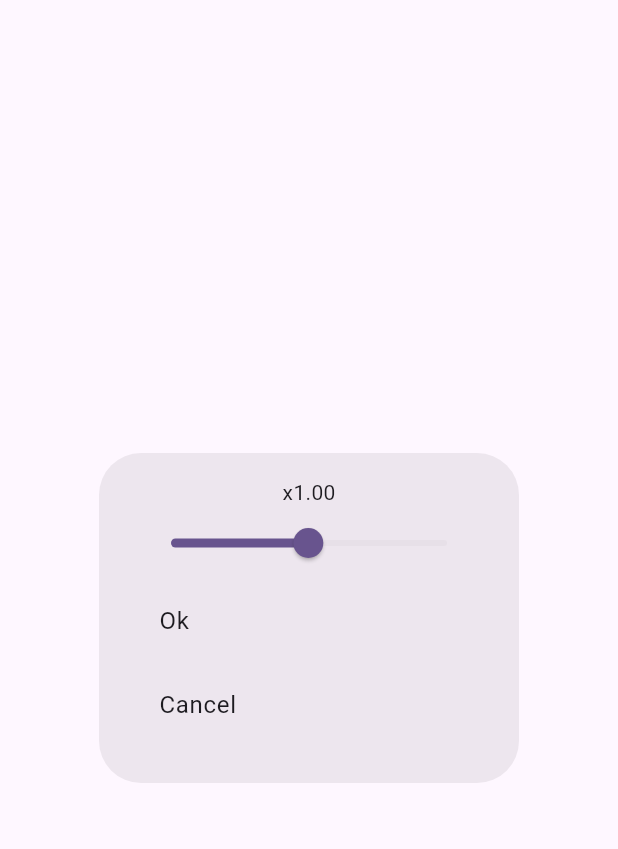
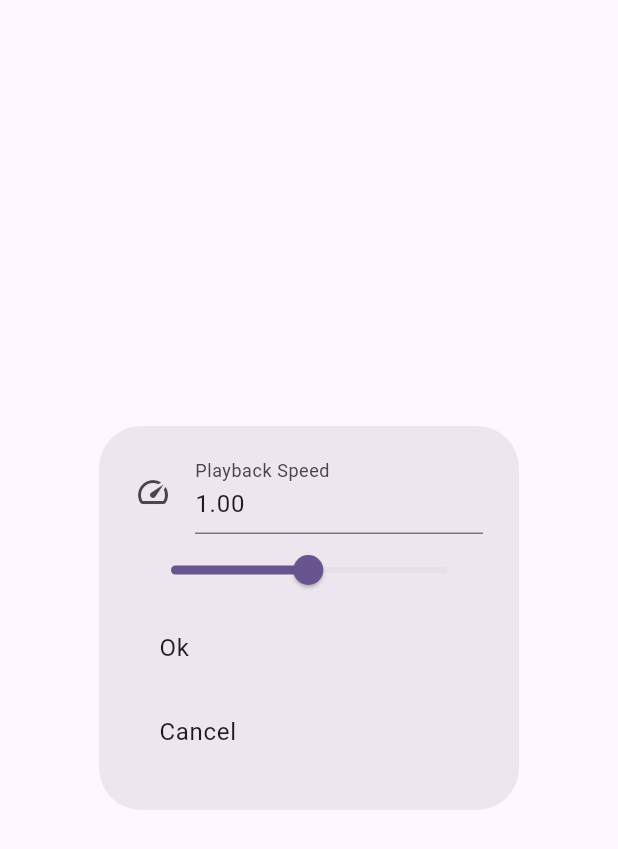
Before and after one commit to Minnowo/dmus, a Flutter app: the SpeedModifierPicker widget shown alone on an empty page, opened directly, on a phone screen of 412 x 824 dp. Shown: the top 849 px of the screen. Run offline on Flutter 3.47's test engine with Material 2 defaults, Android fonts, the phone set to English and light mode, and no system bars; our stand-ins replace audioplayers, file_picker, marquee, permission_handler, sqflite; missing offline and left inert: dart:ffi, flutter_media_metadata; accounts and stored records are empty.

Commit message:
improve the playback speed picker

```diff
--- a/dmus/lib/ui/dialogs/picker/SpeedModifierPicker.dart
+++ b/dmus/lib/ui/dialogs/picker/SpeedModifierPicker.dart
@@ -3,9 +3,8 @@
 
 import 'package:dmus/core/audio/AudioController.dart';
 import 'package:dmus/ui/Util.dart';
-import 'package:dmus/ui/widgets/PlaybackSpeedSlider.dart';
-import 'package:flutter/cupertino.dart';
 import 'package:flutter/material.dart';
+import 'package:flutter/services.dart';
 
 import '../../../core/Util.dart';
 
@@ -19,15 +18,42 @@ class SpeedModifierPicker extends StatefulWidget {
 }
 class SpeedModifierPickerState extends State<SpeedModifierPicker> {
 
-  double speed = 1;
+  static const double minSpeed = 1;
+  static const double maxSpeed = 200;
+  static final RegExp decimalMatch = RegExp(r'^([0-9]+)?\.?([0-9]+)?');
+
+  late double progress;
+
+  final TextEditingController _numberInputController = TextEditingController();
+
+
+  String formatProgress(double progress) {
+    return (progress / 100).toStringAsFixed(2);
+  }
+
+  Future<void> changePlaybackSpeedSubmit() async {
+
+    double d = (double.tryParse(_numberInputController.text) ?? 1)
+        .clamp(minSpeed, maxSpeed / 100);
+
+    await AudioController.setPlaybackSpeed(d);
+
+    popNavigatorSafe(context);
+  }
+
+  void cancel() {
+    popNavigatorSafe(context);
+  }
+
 
   @override
   void initState() {
     super.initState();
 
     setState(() {
-      speed = AudioController.playbackSpeed;
-      logging.info("Current playback speed is $speed");
+      progress = AudioController.playbackSpeed * 100;
+      _numberInputController.text = formatProgress(progress);
+      logging.info("Current playback speed is ${progress/100}");
     });
   }
 
@@ -37,28 +63,36 @@ class SpeedModifierPickerState extends State<SpeedModifierPicker> {
       content: Column(
           mainAxisSize: MainAxisSize.min,
           children: [
-            PlaybackSpeedSlider(
-                onChanged: (speed) {
-                  setState(() {
-                    this.speed = speed;
-                  });
-                },
-                speed: speed),
-            ListTile(
-              title: const Text('Ok'),
-              onTap: () async {
-
-                logging.info("Setting playback speed to $speed");
-                await AudioController.setPlaybackSpeed(speed);
-
-                popNavigatorSafe(context);
+            TextFormField(
+                controller: _numberInputController,
+                keyboardType: TextInputType.number,
+                inputFormatters: <TextInputFormatter>[
+                  FilteringTextInputFormatter.allow(decimalMatch),
+                ],
+                decoration: const InputDecoration(
+                    labelText: "Playback Speed",
+                    hintText: "Playback Speed",
+                    icon: Icon(Icons.speed)
+                )
+            ),
+            Slider(
+              value: progress,
+              min: minSpeed,
+              max: maxSpeed,
+              onChanged: (value) {
+                setState(() {
+                  progress = value.clamp(minSpeed, maxSpeed);
+                  _numberInputController.text = formatProgress(progress);
+                });
               },
             ),
             ListTile(
+              title: const Text('Ok'),
+              onTap: changePlaybackSpeedSubmit,
+            ),
+            ListTile(
               title: const Text('Cancel'),
-              onTap: () {
-                Navigator.pop(context);
-              },
+              onTap: cancel,
             ),
           ]
       ),
--- a/dmus/lib/ui/widgets/PlaybackSpeedSlider.dart
+++ /dev/null
@@ -1,57 +0,0 @@
-
-
-
-import 'package:flutter/material.dart';
-
-import '../../core/Util.dart';
-import '../../core/audio/AudioController.dart';
-
-class PlaybackSpeedSlider extends StatefulWidget {
-
-  final double speed;
-
-  final ValueChanged<double> onChanged;
-
-  const PlaybackSpeedSlider({super.key, required this.speed, required this.onChanged});
-
-  @override
-  State<StatefulWidget> createState() => PlaybackSpeedSliderState();
-}
-
-class PlaybackSpeedSliderState extends State<PlaybackSpeedSlider> {
-
-  late double progress;
-
-  static const double minSpeed = 1;
-  static const double maxSpeed = 200;
-
-  @override
-  void initState() {
-    super.initState();
-
-    setState(() {
-      progress = (widget.speed * 100).clamp(minSpeed, maxSpeed);
-    });
-  }
-
-  @override
-  Widget build(BuildContext context) {
-
-    return Column(
-      children: [
-        Text("x${(progress / 100).toStringAsFixed(2)}"),
-        Slider(
-          value: progress,
-          min: minSpeed,
-          max: maxSpeed,
-          onChanged: (value) {
-            setState(() {
-              progress = value.clamp(minSpeed, maxSpeed);
-              widget.onChanged.call(progress / 100);
-            });
-          },
-        ),
-      ],
-    );
-  }
-}
```
